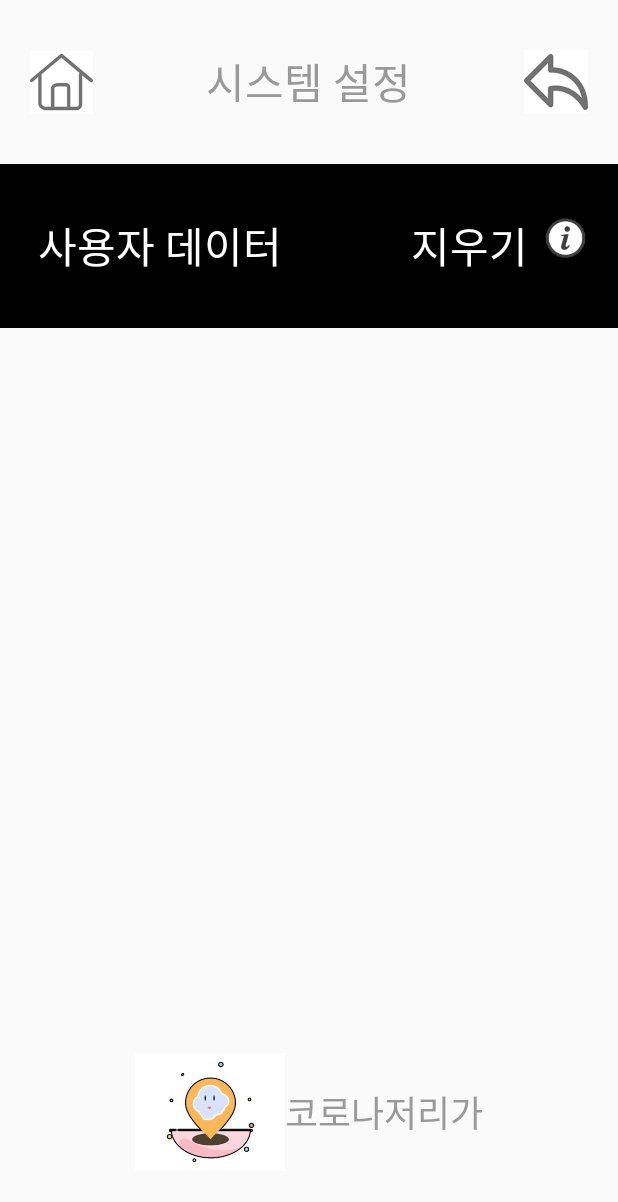
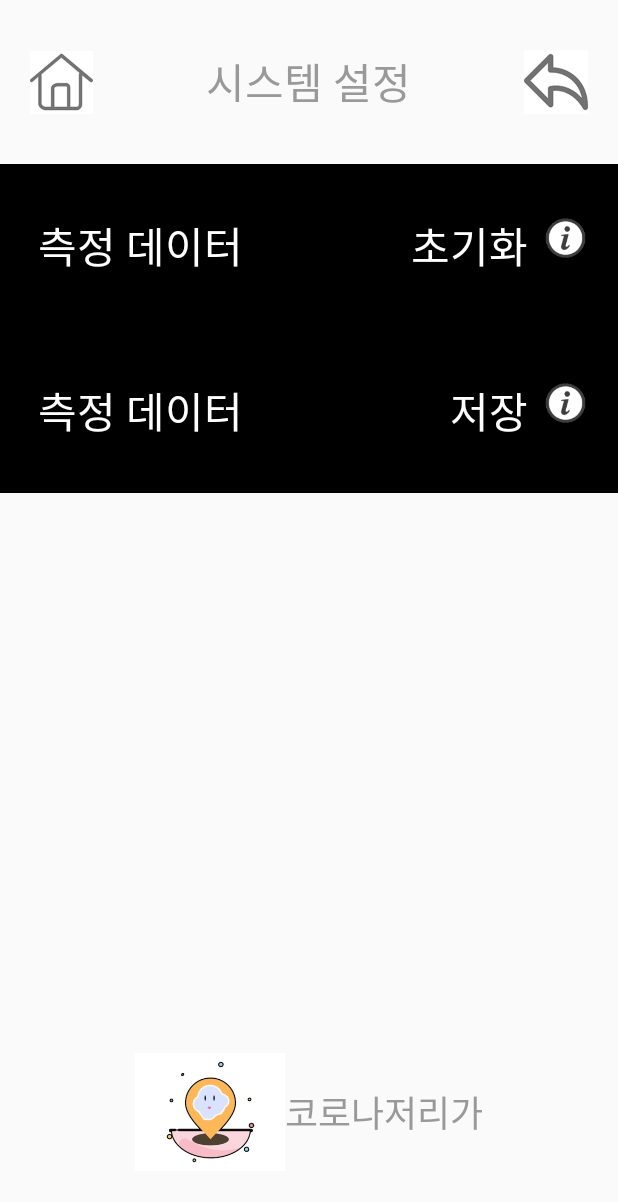
Before and after one commit to onekick/GoAwayCorona, an Android app: the SettingActivity screen opened directly, with no data from a screen before it, on a phone screen of 412 x 824 dp. Shown: the top 1202 px of the screen. Run offline under Robolectric (Android 15) with nearby library versions, the phone set to English and light mode, and no system bars; libraries missing offline, so code that uses them is left out: com.opencsv.

Commit message:
로그 파일 저장 기능 구현 중

```diff
--- a/app/src/main/AndroidManifest.xml
+++ b/app/src/main/AndroidManifest.xml
@@ -5,6 +5,8 @@
 
     <uses-permission android:name="android.permission.INTERNET" />
     <uses-permission android:name="android.permission.ACCESS_NETWORK_STATE" />
+    <uses-permission android:name="android.permission.WRITE_EXTERNAL_STORAGE" />
+    <uses-permission android:name="android.permission.READ_EXTERNAL_STORAGE"/>
 
     <application
         android:allowBackup="true"
@@ -16,7 +18,9 @@
         android:supportsRtl="true"
         android:theme="@style/Theme.GoAwayCorona"
         android:usesCleartextTraffic="true"
-        tools:targetApi="31">
+        tools:targetApi="31"
+        android:name=".MyApp"
+        >
         <activity
             android:name=".SettingActivity"
             android:exported="false" />
--- a/app/src/main/res/layout/activity_setting.xml
+++ b/app/src/main/res/layout/activity_setting.xml
@@ -1,7 +1,6 @@
 <?xml version="1.0" encoding="utf-8"?>
 <LinearLayout
     xmlns:android="http://schemas.android.com/apk/res/android"
-    xmlns:app="http://schemas.android.com/apk/res-auto"
     android:layout_width="match_parent"
     android:layout_height="match_parent"
     android:orientation="vertical"
@@ -52,7 +51,7 @@
     <!-- Center Area -->
 
 
-    <!-- 1.  -->
+    <!-- 1. 초기화 -->
     <LinearLayout
         android:id="@+id/linearLayoutReset"
         android:layout_width="match_parent"
@@ -66,7 +65,7 @@
             android:layout_width="0dp"
             android:layout_height="match_parent"
             android:layout_weight="3"
-            android:text="사용자 데이터"
+            android:text="측정 데이터"
             android:textColor="#FFFFFF"
             android:textSize="28dp"
             android:gravity="left|center_vertical"
@@ -81,7 +80,7 @@
             <TextView
                 android:layout_width="wrap_content"
                 android:layout_height="wrap_content"
-                android:text="지우기"
+                android:text="초기화"
                 android:textColor="#FFFFFF"
                 android:textSize="28dp"
                 />
@@ -97,10 +96,54 @@
     </LinearLayout>
 
 
+    <!-- 2. 측정 값 파일 저장 -->
+    <LinearLayout
+        android:id="@+id/linearLayoutSave"
+        android:layout_width="match_parent"
+        android:layout_height="0dp"
+        android:layout_weight="10"
+        android:orientation="horizontal"
+        android:weightSum="5"
+        android:background="#000000"
+        >
+        <TextView
+            android:layout_width="0dp"
+            android:layout_height="match_parent"
+            android:layout_weight="3"
+            android:text="측정 데이터"
+            android:textColor="#FFFFFF"
+            android:textSize="28dp"
+            android:gravity="left|center_vertical"
+            android:layout_marginLeft="25dp"
+            />
+        <LinearLayout
+            android:layout_width="0dp"
+            android:layout_height="match_parent"
+            android:layout_weight="2"
+            android:gravity="right|center_vertical"
+            >
+            <TextView
+                android:layout_width="wrap_content"
+                android:layout_height="wrap_content"
+                android:text="저장"
+                android:textColor="#FFFFFF"
+                android:textSize="28dp"
+                />
+            <ImageView
+                android:id="@+id/imageViewInfoLevel"
+                android:layout_width="50dp"
+                android:layout_height="50dp"
+                android:src="@drawable/information"
+                android:layout_marginRight="10dp"
+                android:paddingBottom="10dp"
+                />
+        </LinearLayout>
+    </LinearLayout>
+
     <LinearLayout
         android:layout_width="match_parent"
         android:layout_height="0dp"
-        android:layout_weight="40"
+        android:layout_weight="30"
         android:orientation="horizontal"
         >
 
```
Also changed, not shown: app/src/main/java/com/cnu/goawaycorona/Modification.java (added, +24 -0 lines), app/src/main/java/com/cnu/goawaycorona/MyApp.java (added, +277 -0 lines), app/src/main/java/com/cnu/goawaycorona/SettingActivity.java (+57 -0 lines), app/src/main/res/layout/dialog_satisfication.xml (added, +96 -0 lines).
